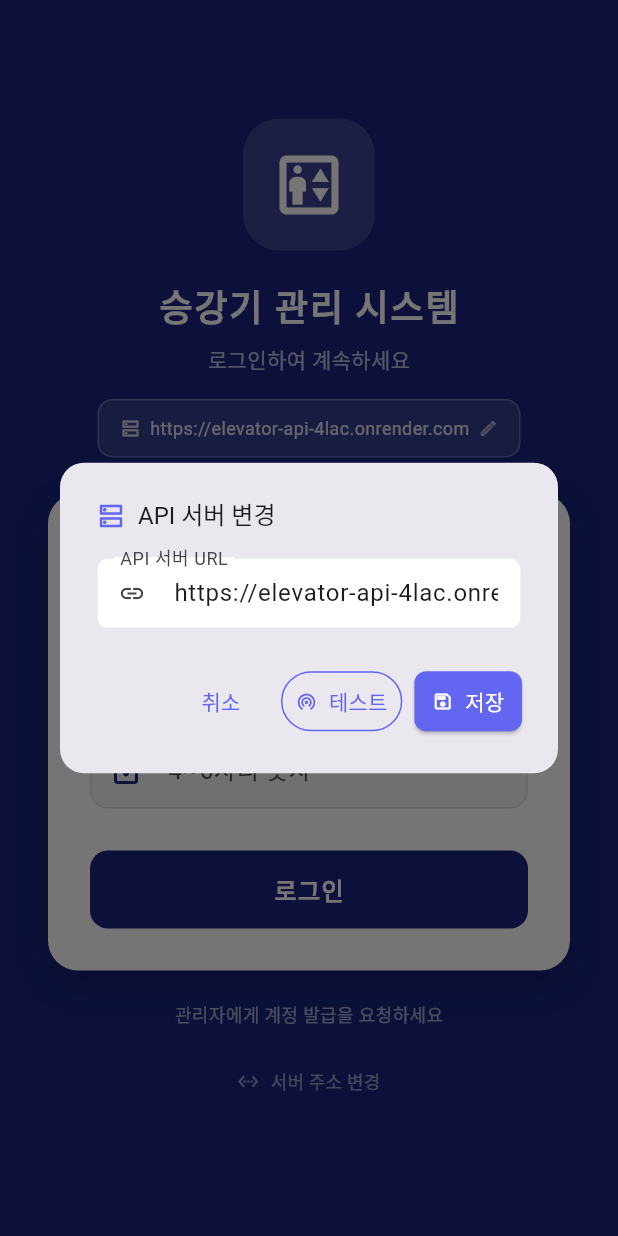
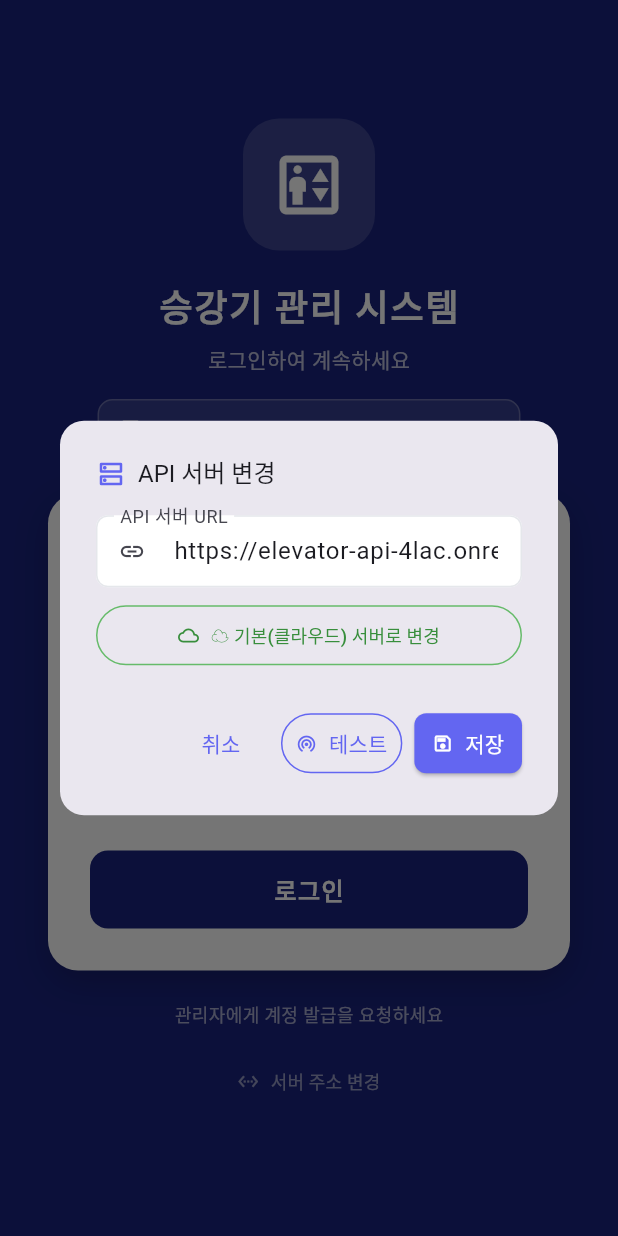
Before and after one commit to woo7942/Dselevator, a Flutter app: the screen it shows after launch, after a tap on "서버 주소 변경", on a phone screen of 412 x 824 dp. Run offline on Flutter 3.47's test engine with Material 3 defaults, Android fonts, the phone set to English and light mode, and no system bars; our stand-ins replace file_picker, fl_chart, shared_preferences, table_calendar, web; missing offline and left inert: dart:html, dart:js_interop, dart:ui_web; accounts and stored records are empty.

Commit message:
feat: 다이얼로그에 클라우드 기본 서버 버튼 추가

```diff
--- a/lib/screens/login_screen.dart
+++ b/lib/screens/login_screen.dart
@@ -52,6 +52,7 @@ class _LoginScreenState extends State<LoginScreen> {
 
   /// 서버 주소 변경 다이얼로그
   Future<void> _changeServer() async {
+    const defaultUrl = 'https://elevator-api-4lac.onrender.com';
     final ctrl = TextEditingController(text: ApiService.baseUrl);
     bool saving = false;
     bool testing = false;
@@ -83,6 +84,23 @@ class _LoginScreenState extends State<LoginScreen> {
                   hintText: 'http://192.168.1.100:8787',
                   prefixIcon: const Icon(Icons.link, size: 18),
                   border: OutlineInputBorder(borderRadius: BorderRadius.circular(10)),
+                ),
+              ),
+              const SizedBox(height: 8),
+              SizedBox(
+                width: double.infinity,
+                child: OutlinedButton.icon(
+                  onPressed: () {
+                    ctrl.text = defaultUrl;
+                    setS(() { testMsg = null; testOk = false; });
+                  },
+                  icon: const Icon(Icons.cloud_outlined, size: 14),
+                  label: const Text('☁️ 기본(클라우드) 서버로 변경', style: TextStyle(fontSize: 12)),
+                  style: OutlinedButton.styleFrom(
+                    foregroundColor: Colors.green[700],
+                    side: BorderSide(color: Colors.green[400]!),
+                    padding: const EdgeInsets.symmetric(vertical: 6),
+                  ),
                 ),
               ),
               if (testMsg != null) ...[
```
